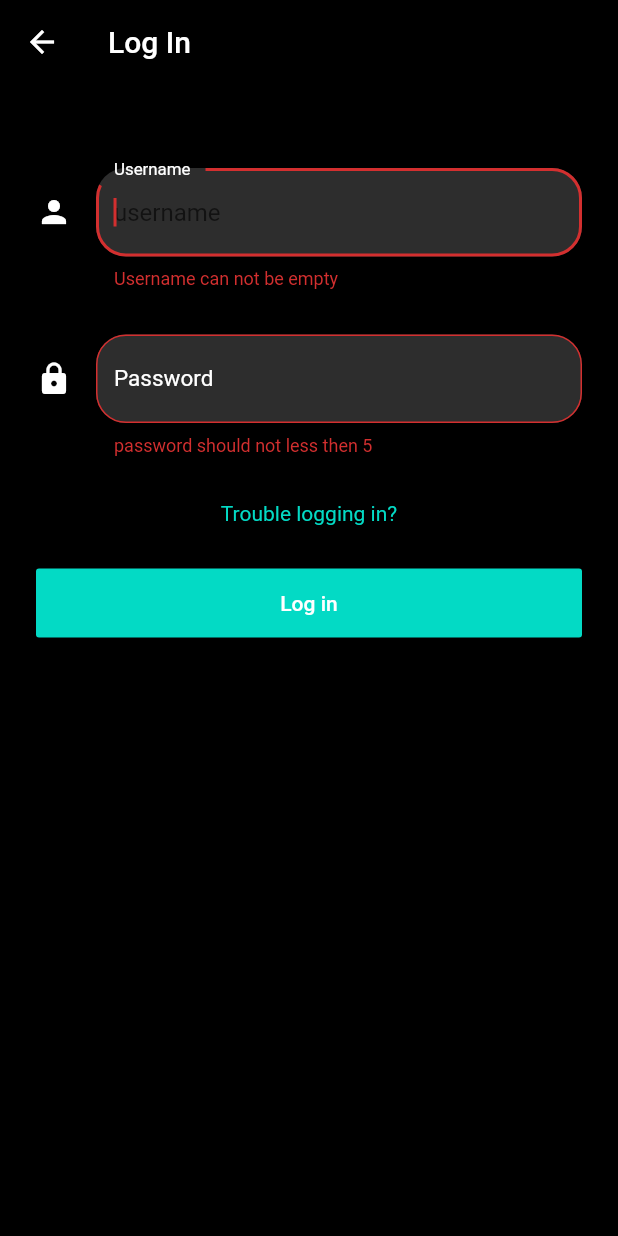
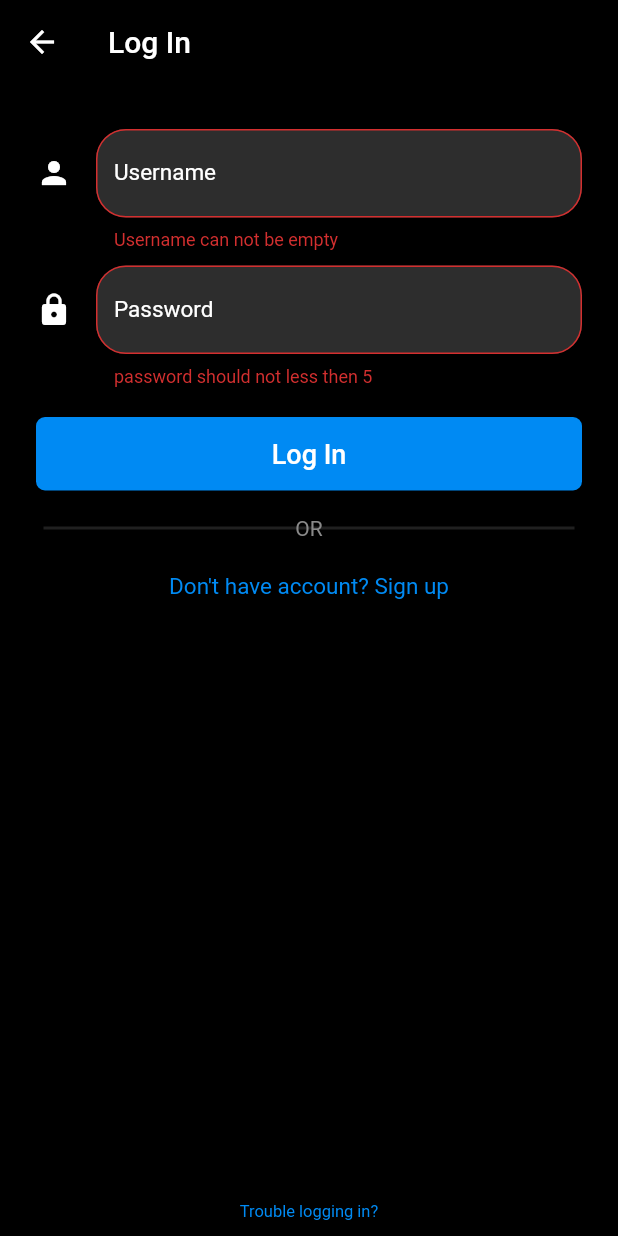
Before and after one commit to Donovan-Ye/FYP, a Flutter app: the screen it shows after launch, after a tap on "Log In", on a phone screen of 412 x 824 dp. Run offline on Flutter 3.47's test engine with Material 2 defaults, Android fonts, the phone set to English and light mode, and no system bars; our stand-ins replace bloc, equatable, flutter_bloc, flutter_dotenv, flutter_swiper, geolocator and 4 more; missing offline and left inert: floatingpanel, flutter_picker, flutter_verification_box, flutter_webview_plugin.

Commit message:
refactor: refactor log in page

```diff
--- a/lib/pages/login/log_in_page.dart
+++ b/lib/pages/login/log_in_page.dart
@@ -4,6 +4,8 @@ import 'package:graphql_flutter/graphql_flutter.dart';
 import 'package:fyp_yzj/navigator/tab_navigator.dart';
 import 'package:get/get.dart';
 import 'package:fyp_yzj/config/graphqlClient.dart';
+import 'package:fyp_yzj/widget/text_divider.dart';
+import 'package:fyp_yzj/pages/signup/sign_up_page.dart';
 
 class LogInPage extends StatefulWidget {
   static const String routeName = '/login';
@@ -28,25 +30,42 @@ class _LogInPageState extends State<LogInPage> {
       appBar: _getAppBar(),
       backgroundColor: Colors.black,
       body: Padding(
-        padding: const EdgeInsets.symmetric(vertical: 16.0, horizontal: 24.0),
-        child: Form(
+          padding: const EdgeInsets.symmetric(vertical: 10.0, horizontal: 24.0),
+          child: Column(
+            children: [
+              Expanded(
+                child: _getLogInMainWidget(),
+              ),
+              Text(
+                "Trouble logging in?",
+                textAlign: TextAlign.right,
+                style: TextStyle(
+                  fontSize: 11,
+                  color: Color(0xff008AF3),
+                ),
+              ),
+            ],
+          )),
+    );
+  }
+
+  Widget _getLogInMainWidget() {
+    return Form(
       key: _formKey,
       autovalidate: true,
       child: Column(
         children: <Widget>[
-              const SizedBox(height: 40),
+          const SizedBox(height: 20),
           TextFormFieldWidget(
             controller: _unameController,
             labelText: "Username",
             hintText: "username",
             icon: Icon(Icons.person, color: Colors.white),
             vali: (v) {
-                  return v.trim().length > 0
-                      ? null
-                      : "Username can not be empty";
+              return v.trim().length > 0 ? null : "Username can not be empty";
             },
           ),
-              const SizedBox(height: 30),
+          const SizedBox(height: 10),
           TextFormFieldWidget(
             controller: _pwdController,
             labelText: "Password",
@@ -58,28 +77,40 @@ class _LogInPageState extends State<LogInPage> {
                   : "password should not less then 5";
             },
           ),
-              const SizedBox(height: 30),
-              Text("Trouble logging in?",
-                  textAlign: TextAlign.right,
-                  style: TextStyle(color: Color(0xff03DAC5))),
+          const SizedBox(height: 20),
           Padding(
-                padding: const EdgeInsets.only(top: 28.0),
+            padding: const EdgeInsets.only(top: 0.0),
             child: Row(
               children: <Widget>[
                 Expanded(
                   child: RaisedButton(
-                          padding: EdgeInsets.all(15.0),
-                          child: Text("Log in"),
-                          color: Color(0xff03DAC5),
+                      child: Text('Log In', style: TextStyle(fontSize: 18)),
+                      color: Color(0xff008AF3),
+                      padding: EdgeInsets.fromLTRB(140, 14, 140, 14),
                       textColor: Colors.white,
+                      shape: RoundedRectangleBorder(
+                          borderRadius: BorderRadius.circular(6)),
                       onPressed: _login),
                 ),
               ],
             ),
           ),
-            ],
+          const SizedBox(height: 10),
+          TextDivider(content: "OR"),
+          const SizedBox(height: 15),
+          Container(
+            child: GestureDetector(
+              child: Text(
+                "Don't have account? Sign up",
+                style: TextStyle(color: Color(0xff008AF3), fontSize: 15),
+                textAlign: TextAlign.center,
+              ),
+              onTap: () {
+                Get.toNamed(SignUpPage.routeName);
+              },
             ),
           ),
+        ],
       ),
     );
   }
--- a/lib/pages/login/widget/text_form_field_widget.dart
+++ b/lib/pages/login/widget/text_form_field_widget.dart
@@ -22,19 +22,19 @@ class TextFormFieldWidget extends StatelessWidget {
       style: TextStyle(
         color: Colors.white,
       ),
-      autofocus: true,
+      autofocus: false,
       controller: controller,
       decoration: InputDecoration(
           border: new OutlineInputBorder(
             gapPadding: 10.0,
             borderRadius: BorderRadius.circular(20.0),
             borderSide: BorderSide(
-              color: Color(0xff03DAC5),
+              color: Color(0xff008AF3),
             ),
           ),
           focusedBorder: OutlineInputBorder(
             borderSide: BorderSide(
-              color: Color(0xff03DAC5),
+              color: Color(0xff008AF3),
             ),
           ),
           filled: true,
```
Lines whose indentation alone changed are shown as unchanged.
